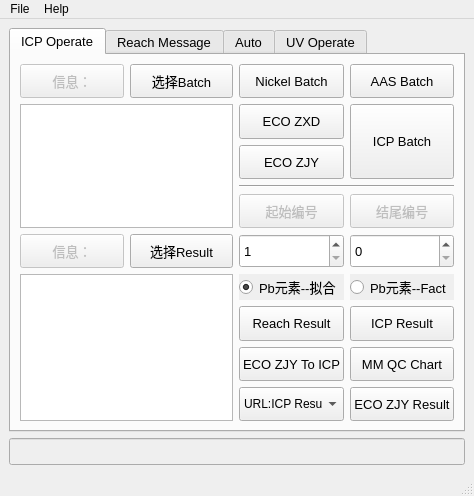
This is Operate/GUI/Inorganic_Operate_Ui.ui in chen-huai/work as Qt 5 draws it before an edit. The edited form follows.
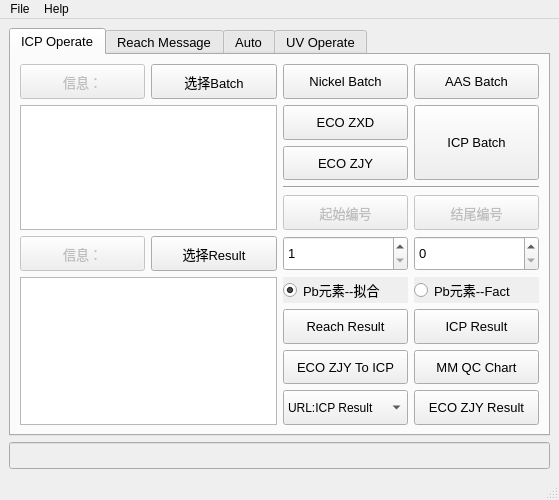
This is the edited form. Icons and pictures are not drawn.

Patch:
```diff
--- a/Operate/GUI/Inorganic_Operate_Ui.ui
+++ b/Operate/GUI/Inorganic_Operate_Ui.ui
@@ -6,8 +6,8 @@
    <rect>
     <x>0</x>
     <y>0</y>
-    <width>474</width>
-    <height>471</height>
+    <width>559</width>
+    <height>500</height>
    </rect>
   </property>
   <property name="windowTitle">
@@ -1637,7 +1637,7 @@
     <rect>
      <x>0</x>
      <y>0</y>
-     <width>474</width>
+     <width>559</width>
      <height>23</height>
     </rect>
    </property>
```
Left out of the diff: 404 changed lines with no effect on the pictures.
